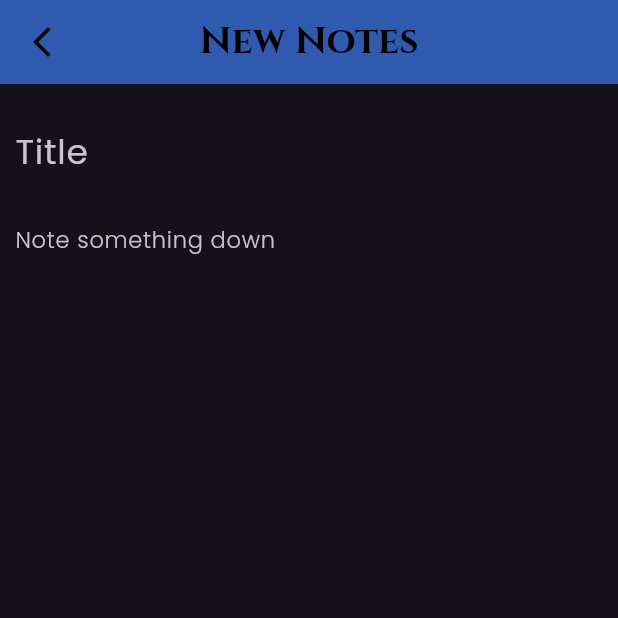
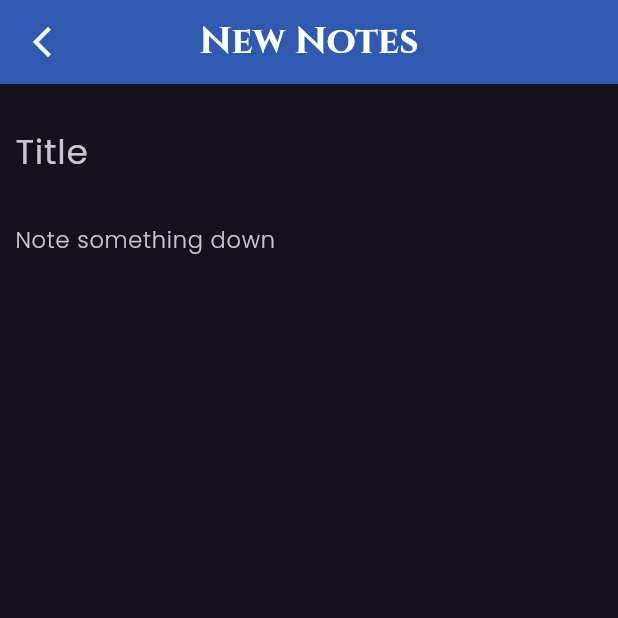
Before and after one commit to sajeelhasan14/notepad_app, a Flutter app: the screen it shows after launch, after a tap on the "add" icon, on a phone screen of 412 x 824 dp, the top half of it. Run offline on Flutter 3.47's test engine with Material 3 defaults, Android fonts, the phone set to English and light mode, and no system bars; our stand-ins replace google_fonts, shared_preferences.

Commit message:
Initial commit

```diff
--- a/lib/Models/notes.dart
+++ b/lib/Models/notes.dart
@@ -1,14 +1,23 @@
 class Notes {
   final String title;
   final String description;
+  bool isPinned;
 
-  Notes({required this.title, required this.description});
+  Notes({
+    required this.title,
+    required this.description,
+    this.isPinned = false,
+  });
 
-  Map<String, String> toMap() {
-    return {'title': title, 'description': description};
+  Map<String, dynamic> toMap() {
+    return {'title': title, 'description': description, 'isPinned': isPinned};
   }
 
   factory Notes.fromMap(Map<String, dynamic> map) {
-    return Notes(title: map['title'], description: map['description']);
+    return Notes(
+      title: map['title'],
+      description: map['description'],
+      isPinned: map['isPinned'] ?? false,
+    );
   }
 }
--- a/lib/Screens/add_note_screen.dart
+++ b/lib/Screens/add_note_screen.dart
@@ -44,7 +44,7 @@ class _AddNoteScreenState extends State<AddNoteScreen> {
             style: GoogleFonts.cinzel(
               fontSize: 25,
               fontWeight: FontWeight.bold,
-              color: Colors.black,
+              color: Colors.white,
             ),
           ),
           centerTitle: true,
@@ -54,12 +54,12 @@ class _AddNoteScreenState extends State<AddNoteScreen> {
               Navigator.pop(context);
             },
             icon: Icon(Icons.arrow_back_ios_new),
-            color: Colors.black,
+            color: Colors.white,
           ),
           actions: [
             showSaveButton
                 ? IconButton(
-                    icon: Icon(Icons.check, color: Colors.black),
+                    icon: Icon(Icons.check, color: Colors.white),
                     onPressed: () {
                       if (titleController.text.isEmpty) {
                         return;
--- a/lib/Screens/edit_note_screen.dart
+++ b/lib/Screens/edit_note_screen.dart
@@ -47,7 +47,7 @@ class _EditNoteScreenState extends State<EditNoteScreen> {
             style: GoogleFonts.cinzel(
               fontSize: 25,
               fontWeight: FontWeight.bold,
-              color: Colors.black,
+              color: Colors.white,
             ),
           ),
           centerTitle: true,
--- a/lib/Screens/home_screen.dart
+++ b/lib/Screens/home_screen.dart
@@ -30,7 +30,7 @@ class _HomeScreenState extends State<HomeScreen> {
             style: GoogleFonts.cinzel(
               fontSize: 25,
               fontWeight: FontWeight.bold,
-              color: Colors.black,
+              color: Colors.white,
             ),
           ),
           centerTitle: true,
@@ -44,7 +44,7 @@ class _HomeScreenState extends State<HomeScreen> {
               MaterialPageRoute(builder: (context) => AddNoteScreen()),
             );
           },
-          child: Icon(Icons.add, color: Colors.black),
+          child: Icon(Icons.add, color: Colors.white),
         ),
         body: Provider.of<NoteProvider>(context).notes.isEmpty
             ? Center(
--- a/lib/main.dart
+++ b/lib/main.dart
@@ -1,6 +1,8 @@
 import 'package:flutter/material.dart';
 import 'package:notepad_app/Provider/note_provider.dart';
+
 import 'package:notepad_app/Screens/splash_screen.dart';
+
 import 'package:provider/provider.dart';
 
 void main() {
```
Also changed, not shown: lib/Provider/note_provider.dart (+20 -7 lines), lib/Widget/note_card.dart (+13 -23 lines), 2 other files.
